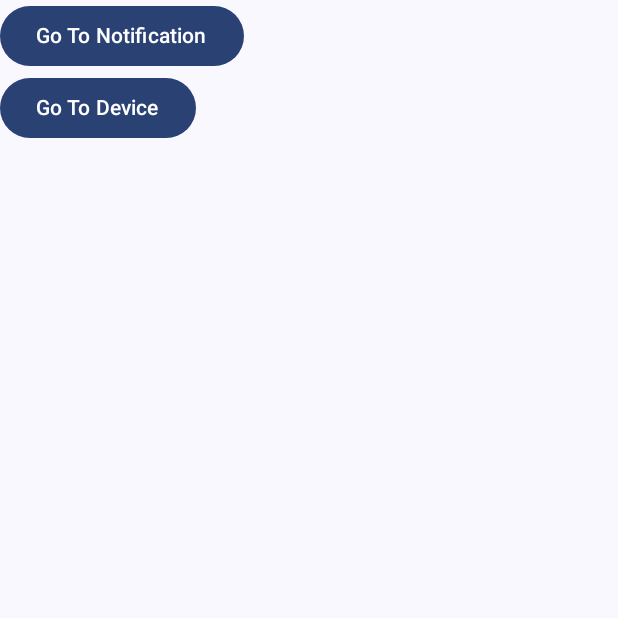
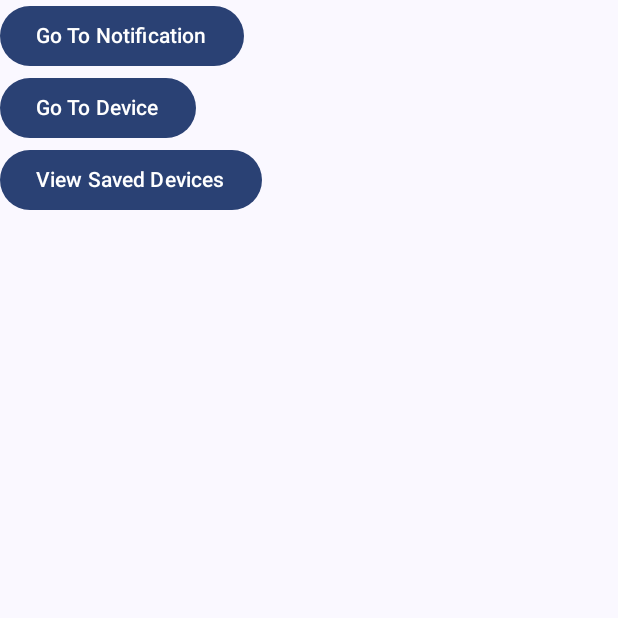
Before and after one commit to m10090/nearify, an Android app built with Jetpack Compose: the screen it shows after launch (MainActivity), on a phone screen of 412 x 824 dp, the top half of it. Run offline under Robolectric (Android 15) with nearby library versions, the phone set to English and light mode, and no system bars; our stand-ins replace Room's generated code.

Commit message:
added all needed for saved deiveces

```diff
--- a/app/src/main/java/com/example/nearify/MainActivity.kt
+++ b/app/src/main/java/com/example/nearify/MainActivity.kt
@@ -58,13 +58,6 @@ class MainActivity : ComponentActivity() {
                 }
             }
         }
-
-        val btnViewSavedDevices: Button = findViewById(R.id.btnSavedDevices)
-        btnViewSavedDevices.setOnClickListener {
-            val intent = Intent(this, SavedDevicesActivity::class.java)
-            startActivity(intent)
-        }
-
     }
 
 }
@@ -76,6 +69,8 @@ fun MainScreen(modifier: Modifier = Modifier) {
         GoToNotification()
         Spacer(modifier = Modifier)
         GoToAddDevicesList()
+        Spacer(modifier = Modifier)
+        GoToSavedDevicesList()
     }
 }
 
@@ -100,3 +95,14 @@ fun GoToNotification() {
         Text(text = "Go To Notification")
     }
 }
+
+@Composable
+fun GoToSavedDevicesList() {
+    val context = LocalContext.current
+    Button(onClick = {
+        val intent = Intent(context, SavedDevicesActivity::class.java)
+        context.startActivity(intent)
+    }) {
+        Text(text = "View Saved Devices")
+    }
+}
--- a/app/src/main/java/com/example/nearify/adapther/deviceAdapter.kt
+++ b/app/src/main/java/com/example/nearify/adapther/deviceAdapter.kt
@@ -1,5 +1,5 @@
 // DeviceAdapter.kt
-package com.yourapp.adapter
+package com.example.nearify.adapther
 
 import android.view.LayoutInflater
 import android.view.View
```
Also changed, not shown: app/src/main/AndroidManifest.xml (+8 -4 lines), app/src/main/java/com/example/nearify/ui/view/SavedDevicesActivity.kt (+54 -24 lines).
